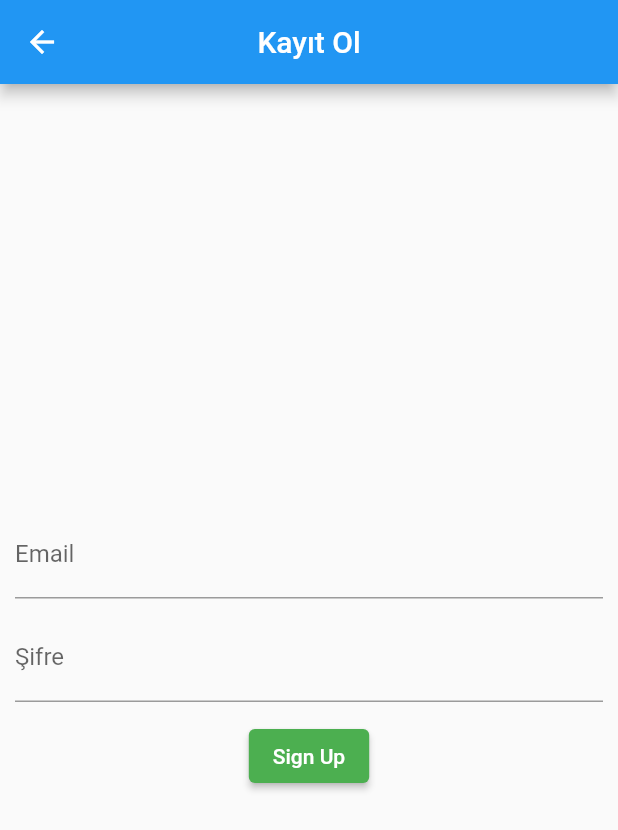
After one commit to stellar-projects/flutter_todo_ahmet, a Flutter app: the screen it shows after launch, after a tap on "Sign Up", on a phone screen of 412 x 824 dp. The commit adds this screen. Shown: the top 830 px of the screen. Run offline on Flutter 3.47's test engine with Material 2 defaults, Android fonts, the phone set to English and light mode, and no system bars; our stand-ins replace bloc, cached_network_image, dartz, dio, firebase_auth, firebase_core and 6 more; accounts and stored records are empty; network calls fail.

Commit message:
firebase auth ile login ve register entegrasyonu

```diff
--- a/lib/bloc/photo_bloc.dart
+++ b/lib/bloc/photo_bloc.dart
@@ -17,7 +17,7 @@ class PhotoBloc extends Bloc<PhotoEvent, PhotoState> {
     on<EventGetPhotos>(_onGetPhotos);
   }
 
-  final RepositoryPhotos _repositoryPhotos = RepositoryPhotosDio();
+  // final RepositoryPhotos _repositoryPhotos = RepositoryPhotosDio();
 
   FutureOr<void> _onGetPhotos(
       EventGetPhotos event, Emitter<PhotoState> emit) async {
--- a/lib/screens/screen_login.dart
+++ b/lib/screens/screen_login.dart
@@ -1,9 +1,11 @@
-import 'package:app_todo/google_sign_in.dart';
+import 'package:app_todo/services/google_services.dart';
 import 'package:app_todo/screens/photos_with_bloc.dart';
 import 'package:firebase_auth/firebase_auth.dart';
 import 'package:firebase_core/firebase_core.dart';
 import 'package:flutter/material.dart';
 import 'package:flutter_signin_button/flutter_signin_button.dart';
+
+import 'screen_register.dart';
 
 class ScreenLogin extends StatefulWidget {
   const ScreenLogin({super.key});
@@ -14,6 +16,8 @@ class ScreenLogin extends StatefulWidget {
 
 class _ScreenLoginState extends State<ScreenLogin> {
   bool isFirebaseInitialized = false;
+  final emailController = TextEditingController();
+  final passwordController = TextEditingController();
 
   @override
   void initState() {
@@ -23,39 +27,126 @@ class _ScreenLoginState extends State<ScreenLogin> {
 
   Future<void> initializeFirebase() async {
     await Firebase.initializeApp();
-    setState(() {
-      isFirebaseInitialized = true;
-    });
     // kullanıcı login olmuşsa
     if (FirebaseAuth.instance.currentUser != null) {
-      _goToLoginScreen();
+      _goToMainScreen();
     }
   }
 
-  void _goToLoginScreen() {
+  void _goToMainScreen() {
     Navigator.of(context).pushReplacement(
         MaterialPageRoute(builder: (context) => const ScreenPhotosWithBloc()));
+  }
+
+  void _goToRegisterScreen() {
+    Navigator.of(context)
+        .push(MaterialPageRoute(builder: (context) => const ScreenRegister()));
+  }
+
+  Future _signIn() async {
+    try {
+      await FirebaseAuth.instance.signInWithEmailAndPassword(
+          email: emailController.text.trim(),
+          password: passwordController.text.trim());
+    } on FirebaseAuthException catch (e) {
+      if (e.code == 'user-not-found') {
+        print('No user found for that email.');
+      } else if (e.code == 'wrong-password') {
+        print('Wrong password provided for that user.');
+        showDialog(
+            context: context,
+            builder: (context) {
+              return AlertDialog(
+                title: Text(e.code.replaceAll("-", " ")),
+              );
+            });
+      } else {
+        print(e.message);
+      }
+    } catch (e) {
+      print(e);
+    }
   }
 
   @override
   Widget build(BuildContext context) {
     return Scaffold(
-        body: Center(
-            child: isFirebaseInitialized
-                ? SizedBox(
-                    height: 40,
-                    child:
-                        SignInButton(Buttons.GoogleDark, onPressed: () async {
-                      await signInWithGoogle();
-                      _goToLoginScreen();
-                    }),
-                  )
-                // ElevatedButton(
-                //     onPressed: () async {
-                //       await signInWithGoogle();
-                //       _goToLoginScreen();
-                //     },
-                // child: const Text("Google Sign In"))
-                : const CircularProgressIndicator()));
+        appBar: AppBar(
+          title: const Text("Giriş Yap"),
+          centerTitle: true,
+        ),
+        body: Padding(
+          padding: const EdgeInsets.symmetric(horizontal: 10),
+          child: Column(
+            mainAxisAlignment: MainAxisAlignment.center,
+            children: [
+              TextField(
+                  controller: emailController,
+                  decoration: const InputDecoration(labelText: "Email")),
+              const SizedBox(height: 10),
+              TextField(
+                controller: passwordController,
+                decoration: const InputDecoration(labelText: "Şifre"),
+                obscureText: true,
+              ),
+              Padding(
+                padding: const EdgeInsets.all(12),
+                child: Row(children: [
+                  Expanded(
+                      child: ElevatedButton(
+                    onPressed: () {
+                      // await _signIn();
+                      // emailController.clear();
+                      // passwordController.clear();
+                      // if (FirebaseAuth.instance.currentUser != null) {
+                      //   _goToMainScreen();
+                      // }
+                      _signIn().then((value) {
+                        emailController.clear();
+                        passwordController.clear();
+                        if (FirebaseAuth.instance.currentUser != null) {
+                          _goToMainScreen();
+                        }
+                      });
+                    },
+                    style: ElevatedButton.styleFrom(
+                      backgroundColor: Colors.red,
+                    ),
+                    child: const Text("Sign In"),
+                  )),
+                  const SizedBox(width: 20),
+                  Expanded(
+                      child: ElevatedButton(
+                    onPressed: _goToRegisterScreen,
+                    style: ElevatedButton.styleFrom(
+                      backgroundColor: Colors.red,
+                    ),
+                    child: const Text("Sign Up"),
+                  )),
+                ]),
+              ),
+              const SizedBox(height: 40),
+              Center(
+                  child: SizedBox(
+                height: 40,
+                child: SignInButton(
+                  Buttons.GoogleDark,
+                  onPressed: () {
+                    // await signInWithGoogle();
+                    // _goToMainScreen();
+
+                    signInWithGoogle().then((value) {
+                      if (FirebaseAuth.instance.currentUser != null) {
+                        _goToMainScreen();
+                      }
+                    }).catchError((e) {
+                      print(e.toString());
+                    });
+                  },
+                ),
+              )),
+            ],
+          ),
+        ));
   }
 }
--- /dev/null
+++ b/lib/screens/screen_register.dart
@@ -0,0 +1,92 @@
+import 'package:app_todo/screens/photos_with_bloc.dart';
+import 'package:app_todo/screens/screen_login.dart';
+import 'package:firebase_auth/firebase_auth.dart';
+import 'package:flutter/material.dart';
+
+class ScreenRegister extends StatefulWidget {
+  const ScreenRegister({super.key});
+
+  @override
+  State<ScreenRegister> createState() => _ScreenRegisterState();
+}
+
+class _ScreenRegisterState extends State<ScreenRegister> {
+  final emailController = TextEditingController();
+  final passwordController = TextEditingController();
+
+  Future _signUp() async {
+    try {
+      await FirebaseAuth.instance.createUserWithEmailAndPassword(
+        email: emailController.text.trim(),
+        password: passwordController.text.trim(),
+      );
+    } on FirebaseAuthException catch (e) {
+      if (e.code == 'weak-password') {
+        print('The password provided is too weak.');
+      } else if (e.code == 'email-already-in-use') {
+        print('The account already exists for that email.');
+        showDialog(
+            context: context,
+            builder: (context) {
+              return AlertDialog(
+                title: Text("${e.message}"),
+              );
+            });
+      }
+    } catch (e) {
+      print(e);
+    }
+  }
+
+  void _goToMainScreen() {
+    Navigator.of(context).push(
+        MaterialPageRoute(builder: (context) => const ScreenPhotosWithBloc()));
+  }
+
+  @override
+  Widget build(BuildContext context) {
+    return Scaffold(
+        appBar: AppBar(
+          title: const Text("Kayıt Ol"),
+          centerTitle: true,
+        ),
+        body: Padding(
+          padding: const EdgeInsets.symmetric(horizontal: 10),
+          child: Column(
+            mainAxisAlignment: MainAxisAlignment.center,
+            children: [
+              TextField(
+                  controller: emailController,
+                  decoration: const InputDecoration(labelText: "Email")),
+              const SizedBox(height: 10),
+              TextField(
+                controller: passwordController,
+                decoration: const InputDecoration(labelText: "Şifre"),
+                obscureText: true,
+              ),
+              Padding(
+                padding: const EdgeInsets.all(12),
+                child: ElevatedButton(
+                  onPressed: () {
+                    // await _signUp();
+                    // if (FirebaseAuth.instance.currentUser != null) {
+                    //   _goToMainScreen();
+                    // }
+
+                    _signUp().then((value) {
+                      if (FirebaseAuth.instance.currentUser != null) {
+                        _goToMainScreen();
+                      }
+                    });
+                  },
+                  style: ElevatedButton.styleFrom(
+                    backgroundColor: Colors.green,
+                  ),
+                  child: const Text("Sign Up"),
+                ),
+              ),
+            ],
+          ),
+        ));
+  }
+}
```
Also changed, not shown: lib/model/model_failure.dart (+4 -3 lines), lib/screens/photos_with_bloc.dart (+13 -8 lines), lib/services/google_services.dart (renamed from lib/google_sign_in.dart).
